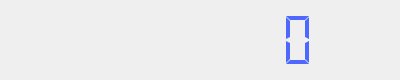
The window that mainwindow.ui (featherW/1-qtExampleForLearning-DigitalClock) describes before a commit, drawn with Qt 5.
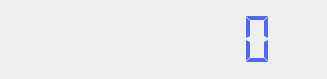
The same window after the commit.

Commit message: hide taskbar

```diff
--- a/mainwindow.ui
+++ b/mainwindow.ui
@@ -6,8 +6,8 @@
    <rect>
     <x>0</x>
     <y>0</y>
-    <width>400</width>
-    <height>80</height>
+    <width>327</width>
+    <height>79</height>
    </rect>
   </property>
   <property name="windowTitle">
@@ -17,6 +17,9 @@
    <layout class="QHBoxLayout" name="horizontalLayout">
     <item>
      <widget class="QLCDNumber" name="curTime">
+      <property name="autoFillBackground">
+       <bool>true</bool>
+      </property>
       <property name="styleSheet">
        <string notr="true">color:rgb(78, 104, 255)</string>
       </property>
```
The commit also changes 1 other file.
